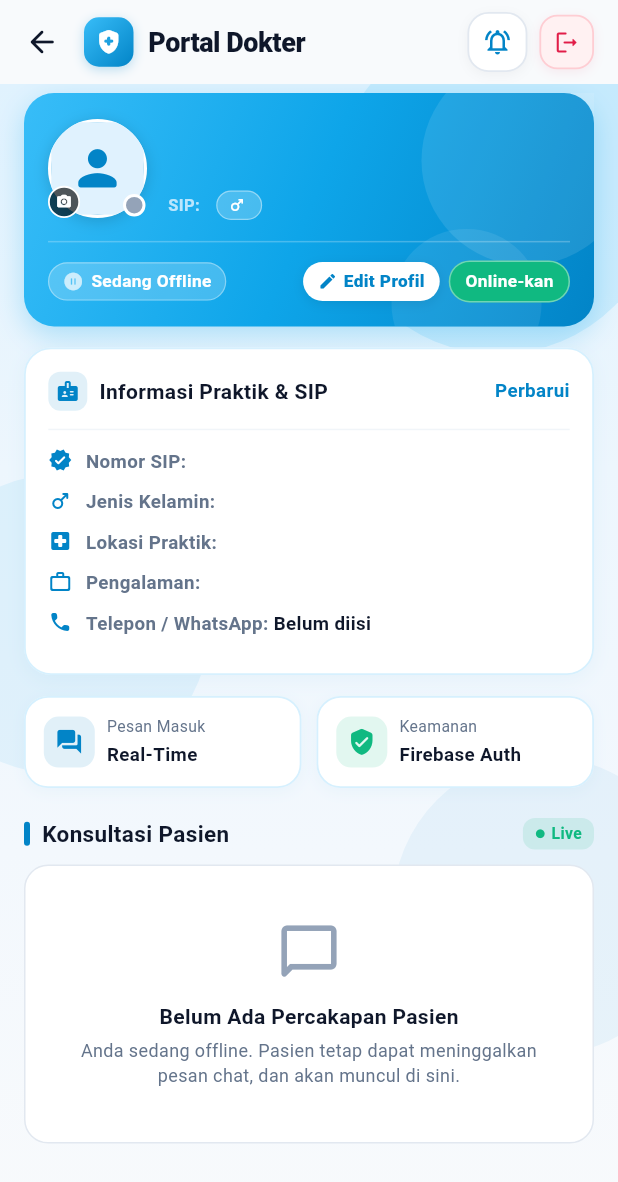
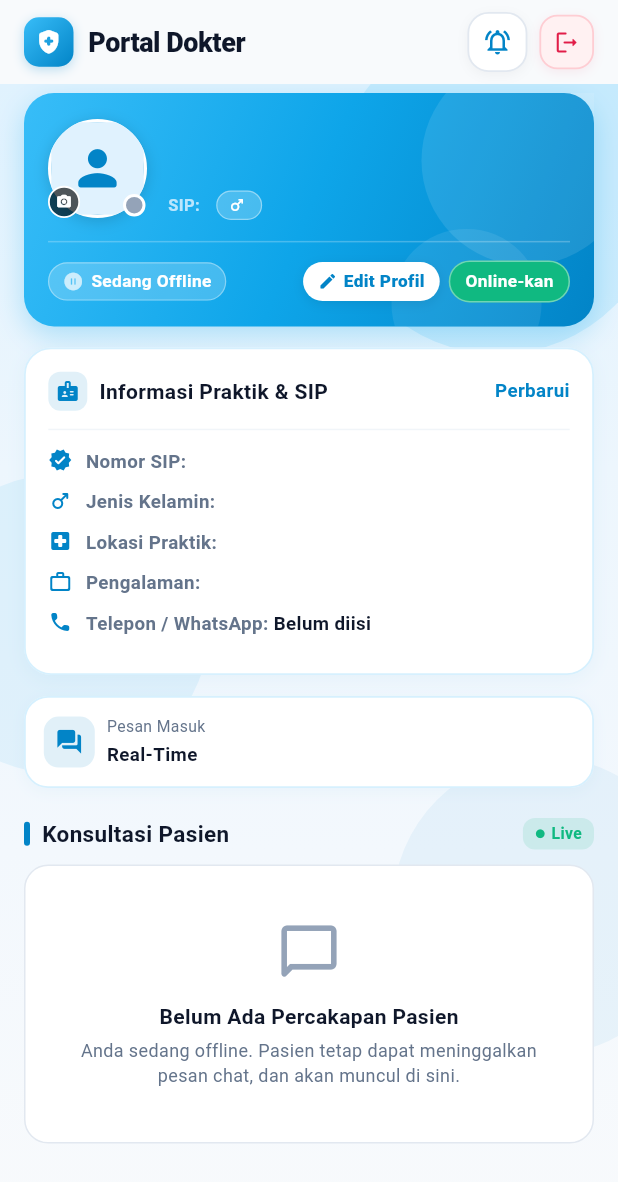
Before and after one commit to pirdaw/heartcare, a Flutter app: the DoctorDashboardPage screen opened directly, on a phone screen of 412 x 824 dp. Shown: the top 1182 px of the screen. Run offline on Flutter 3.47's test engine with Material 3 defaults, Android fonts, the phone set to English and light mode, and no system bars; our stand-ins replace cloud_firestore, firebase_auth, firebase_core, image_picker, shared_preferences; accounts and stored records are empty.

Commit message:
dokter dashboard

```diff
--- a/lib/pages/doctor_dashboard_page.dart
+++ b/lib/pages/doctor_dashboard_page.dart
@@ -359,17 +359,8 @@ class _DoctorDashboardPageState extends State<DoctorDashboardPage> {
         backgroundColor: Colors.transparent,
         elevation: 0,
         scrolledUnderElevation: 0,
-        titleSpacing: Navigator.canPop(context) ? 0 : 16,
-        leading: Navigator.canPop(context)
-            ? IconButton(
-                icon: Icon(
-                  Icons.arrow_back_rounded,
-                  color: isDark ? Colors.white : const Color(0xFF0F172A),
-                ),
-                tooltip: 'Kembali',
-                onPressed: () => Navigator.pop(context),
-              )
-            : null,
+        automaticallyImplyLeading: false,
+        titleSpacing: 16,
         title: Row(
           mainAxisSize: MainAxisSize.min,
           children: [
@@ -1113,28 +1104,12 @@ class _DoctorDashboardPageState extends State<DoctorDashboardPage> {
                             const SizedBox(height: 14),
 
                             // STATISTIK KILAT
-                            Row(
-                              children: [
-                        Expanded(
-                          child: _statCard(
+                            _statCard(
                               isDark: isDark,
                               icon: Icons.forum_rounded,
                               color: const Color(0xFF0284C7),
                               label: 'Pesan Masuk',
                               value: 'Real-Time',
-                          ),
-                        ),
-                        const SizedBox(width: 10),
-                        Expanded(
-                          child: _statCard(
-                            isDark: isDark,
-                            icon: Icons.verified_user_rounded,
-                            color: const Color(0xFF10B981),
-                            label: 'Keamanan',
-                            value: 'Firebase Auth',
-                          ),
-                        ),
-                      ],
                             ),
 
                     const SizedBox(height: 20),
```
Lines whose indentation alone changed are shown as unchanged.
